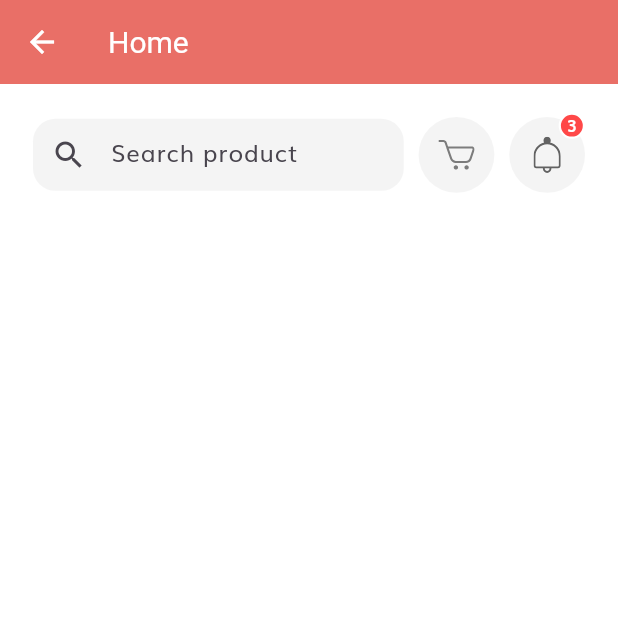
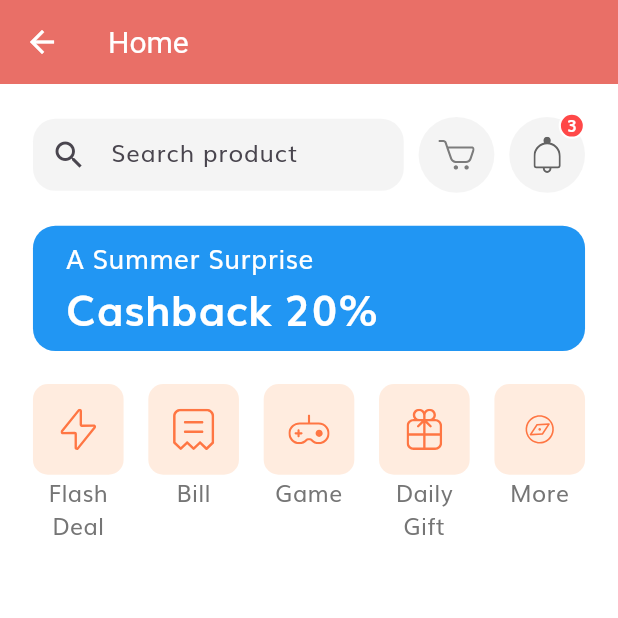
Before and after one commit to shaikhmoin/FlutterSample, a Flutter app: the HomeScreen screen opened by its route, on a phone screen of 412 x 824 dp, the top half of it. Run offline on Flutter 3.47's test engine with Material 2 defaults, Android fonts, the phone set to English and light mode, and no system bars; our stand-ins replace flutter_svg; Roboto replaces fonts that are missing (OpenSans).

Commit message:
Working on categories view

```diff
--- a/firstfluttervscodeproj/lib/screens/home/components/body.dart
+++ b/firstfluttervscodeproj/lib/screens/home/components/body.dart
@@ -1,11 +1,11 @@
-// ignore_for_file: prefer_const_literals_to_create_immutables, prefer_const_constructors, avoid_print
+// ignore_for_file: prefer_const_literals_to_create_immutables, prefer_const_constructors, avoid_print, use_key_in_widget_constructors, unused_local_variable
 
-import 'package:firstfluttervscodeproj/constants.dart';
-import 'package:firstfluttervscodeproj/screens/home/components/icon_btn_with_counter.dart';
-import 'package:firstfluttervscodeproj/screens/home/home_screen.dart';
+import 'package:firstfluttervscodeproj/screens/home/components/categories.dart';
+import 'package:firstfluttervscodeproj/screens/home/components/discount_banner.dart';
+import 'package:firstfluttervscodeproj/screens/home/components/home_header.dart';
 import 'package:firstfluttervscodeproj/size_config.dart';
 import 'package:flutter/material.dart';
-import 'package:flutter_svg/svg.dart';
+import 'package:flutter_svg/flutter_svg.dart';
 
 class BodyHome extends StatelessWidget {
   @override
@@ -15,50 +15,11 @@ class BodyHome extends StatelessWidget {
         child: Column(
           children: [
             SizedBox(height: getProportionateScreenWidth(20)),
-            // HomeHeader(),
-            Padding(
-              padding: EdgeInsets.symmetric(
-                  horizontal: getProportionateScreenWidth(20)),
-              child: Row(
-                mainAxisAlignment: MainAxisAlignment.spaceBetween,
-                children: [
-                  //Searchfield
-                  Container(
-                    width: SizeConfig.screenWidth * 0.6,
-                    decoration: BoxDecoration(
-                      color: kSecondaryColor.withOpacity(0.1),
-                      borderRadius: BorderRadius.circular(15),
-                    ),
-                    child: TextField(
-                      onChanged: (value) => print(value),
-                      decoration: InputDecoration(
-                          contentPadding: EdgeInsets.symmetric(
-                              horizontal: getProportionateScreenWidth(20),
-                              vertical: getProportionateScreenWidth(9)),
-                          border: InputBorder.none,
-                          focusedBorder: InputBorder.none,
-                          enabledBorder: InputBorder.none,
-                          hintText: "Search product",
-                          prefixIcon: Icon(Icons.search)),
-                    ),
-                  ),
-
-                  //Icons
-                  IconBtnWithCounter(
-                    svgSrc: "assets/icons/Cart Icon.svg",
-                    press: () =>
-                        Navigator.pushNamed(context, HomeScreen.routeName),
-                    numOfitem: 0,
-                    //press: () => Navigator.pushNamed(context, CartScreen.routeName), numOfitem: null,
-                  ),
-                  IconBtnWithCounter(
-                    svgSrc: "assets/icons/Bell.svg",
-                    numOfitem: 3,
-                    press: () {},
-                  ),
-                ],
-              ),
-            )
+            HomeHeader(),
+            SizedBox(height: getProportionateScreenWidth(20)),
+            DiscountBanner(),
+            SizedBox(height: getProportionateScreenWidth(20)),
+            Categories(),
           ],
         ),
       ),
--- /dev/null
+++ b/firstfluttervscodeproj/lib/screens/home/components/categories.dart
@@ -0,0 +1,81 @@
+// ignore_for_file: prefer_const_constructors
+
+import 'package:firstfluttervscodeproj/size_config.dart';
+import 'package:flutter/material.dart';
+import 'package:flutter_svg/svg.dart';
+
+class Categories extends StatelessWidget {
+  const Categories({super.key});
+
+  @override
+  Widget build(BuildContext context) {
+    List<Map<String, dynamic>> categories = [
+      {"Icons": "assets/icons/Flash Icon.svg", "text": "Flash Deal"},
+      {"Icons": "assets/icons/Bill Icon.svg", "text": "Bill"},
+      {"Icons": "assets/icons/Game Icon.svg", "text": "Game"},
+      {"Icons": "assets/icons/Gift Icon.svg", "text": "Daily Gift"},
+      {"Icons": "assets/icons/Discover.svg", "text": "More"},
+    ];
+
+    return Padding(
+      padding:
+          EdgeInsets.symmetric(horizontal: getProportionateScreenWidth(20)),
+      child: Row(
+        mainAxisAlignment: MainAxisAlignment.spaceBetween,
+        crossAxisAlignment: CrossAxisAlignment.start,
+        children: [
+          ...List.generate(
+              categories.length,
+              (index) => CategoryCard(
+                  icon: categories[index]["Icons"],
+                  text: categories[index]["text"],
+                  press: () {}))
+        ],
+      ),
+    );
+  }
+}
+
+class CategoryCard extends StatelessWidget {
+  const CategoryCard({
+    super.key,
+    required this.icon,
+    required this.text,
+    required this.press,
+  });
+
+  final String icon, text;
+  final GestureTapCallback press;
+
+  @override
+  Widget build(BuildContext context) {
+    return GestureDetector(
+      onTap: press,
+      child: SizedBox(
+        width: getProportionateScreenWidth(55),
+        child: Column(
+          children: [
+            AspectRatio(
+              aspectRatio: 1,
+              child: Container(
+                padding: EdgeInsets.all(getProportionateScreenWidth(15)),
+                decoration: BoxDecoration(
+                    color: Color(0xFFFFECDF),
+                    borderRadius: BorderRadius.circular(10)),
+                child: SvgPicture.asset(icon),
+              ),
+            ),
+            Text(
+              text,
+              textAlign: TextAlign.center,
+              style: TextStyle(
+                fontSize: getProportionateScreenWidth(14),
+                fontWeight: FontWeight.normal,
+              ),
+            )
+          ],
+        ),
+      ),
+    );
+  }
+}
--- /dev/null
+++ b/firstfluttervscodeproj/lib/screens/home/components/discount_banner.dart
@@ -0,0 +1,46 @@
+import 'package:firstfluttervscodeproj/size_config.dart';
+import 'package:flutter/material.dart';
+
+class DiscountBanner extends StatelessWidget {
+  const DiscountBanner({
+    super.key,
+  });
+
+  @override
+  Widget build(BuildContext context) {
+    return Container(
+      margin: EdgeInsets.symmetric(horizontal: getProportionateScreenWidth(20)),
+      padding: EdgeInsets.symmetric(
+          horizontal: getProportionateScreenWidth(20),
+          vertical: getProportionateScreenWidth(8)),
+      width: double.infinity,
+      // height: 90,
+      decoration: BoxDecoration(
+        color: Colors.blue,
+        borderRadius: BorderRadius.circular(15),
+      ),
+      child: Column(
+        crossAxisAlignment: CrossAxisAlignment.start, // Align text to the left
+        children: [
+          Text(
+            "A Summer Surprise",
+            style: TextStyle(
+              fontSize: getProportionateScreenWidth(16),
+              fontWeight: FontWeight.normal,
+              color: Colors.white,
+            ),
+          ),
+          Text(
+            "Cashback 20%",
+            style: TextStyle(
+              fontSize: getProportionateScreenWidth(26),
+              fontWeight: FontWeight.bold,
+              color: Colors.white,
+            ),
+          ),
+          // Add more Text widgets as needed
+        ],
+      ),
+    );
+  }
+}
--- a/firstfluttervscodeproj/lib/screens/home/components/home_header.dart
+++ b/firstfluttervscodeproj/lib/screens/home/components/home_header.dart
@@ -5,28 +5,25 @@ import 'package:firstfluttervscodeproj/screens/home/components/search_field.dart
 import 'package:firstfluttervscodeproj/screens/home/home_screen.dart';
 import 'package:firstfluttervscodeproj/size_config.dart';
 import 'package:flutter/material.dart';
-
-class HomeHeader extends StatefulWidget {
-  const HomeHeader({super.key});
+class HomeHeader extends StatelessWidget {
+  const HomeHeader({
+    super.key,
+  });
 
   @override
-  State<HomeHeader> createState() => _HomeHeaderState();
-}
-
-class _HomeHeaderState extends State<HomeHeader> {
-  @override
   Widget build(BuildContext context) {
-     return Padding(
-      padding:
-          EdgeInsets.symmetric(horizontal: getProportionateScreenWidth(20)),
+    return Padding(
+      padding: EdgeInsets.symmetric(
+          horizontal: getProportionateScreenWidth(20)),
       child: Row(
         mainAxisAlignment: MainAxisAlignment.spaceBetween,
         children: [
           SearchField(),
           IconBtnWithCounter(
             svgSrc: "assets/icons/Cart Icon.svg",
-            press: () => Navigator.pushNamed(context, HomeScreen.routeName), numOfitem: 0,
-            //press: () => Navigator.pushNamed(context, CartScreen.routeName), numOfitem: null,
+            press: () =>
+                Navigator.pushNamed(context, HomeScreen.routeName),
+            numOfitem: 0,
           ),
           IconBtnWithCounter(
             svgSrc: "assets/icons/Bell.svg",
--- a/firstfluttervscodeproj/lib/screens/home/components/search_field.dart
+++ b/firstfluttervscodeproj/lib/screens/home/components/search_field.dart
@@ -4,14 +4,11 @@ import 'package:firstfluttervscodeproj/constants.dart';
 import 'package:firstfluttervscodeproj/size_config.dart';
 import 'package:flutter/material.dart';
 
-class SearchField extends StatefulWidget {
-  const SearchField({super.key});
+class SearchField extends StatelessWidget {
+  const SearchField({
+    super.key,
+  });
 
-  @override
-  State<SearchField> createState() => _SearchFieldState();
-}
-
-class _SearchFieldState extends State<SearchField> {
   @override
   Widget build(BuildContext context) {
     return Container(
--- a/firstfluttervscodeproj/lib/screens/otp/otp_screen.dart
+++ b/firstfluttervscodeproj/lib/screens/otp/otp_screen.dart
@@ -16,6 +16,10 @@ class _OTPScreenState extends State<OTPScreen> {
     return Scaffold(
       appBar: AppBar(
         title: Text("OTP Verification"),
+         leading: InkWell(onTap:(){
+            FocusManager.instance.primaryFocus?.unfocus();
+            Navigator.of(context).pop();
+        },child: Icon(Icons.arrow_back)),
       ),
       body: BodyOTP(),
     );
--- a/firstfluttervscodeproj/pubspec.yaml
+++ b/firstfluttervscodeproj/pubspec.yaml
@@ -64,6 +64,9 @@ flutter:
   assets:
     - assets/images/
     - assets/icons/
+    - assets/images/splash_1.png
+    - assets/images/splash_2.png
+    - assets/images/splash_3.png
 
   # An image asset can refer to one or more resolution-specific "variants", see
   # https://flutter.dev/assets-and-images/#resolution-aware
```
Also changed, not shown: firstfluttervscodeproj/lib/main.dart (line endings or trailing spaces).
